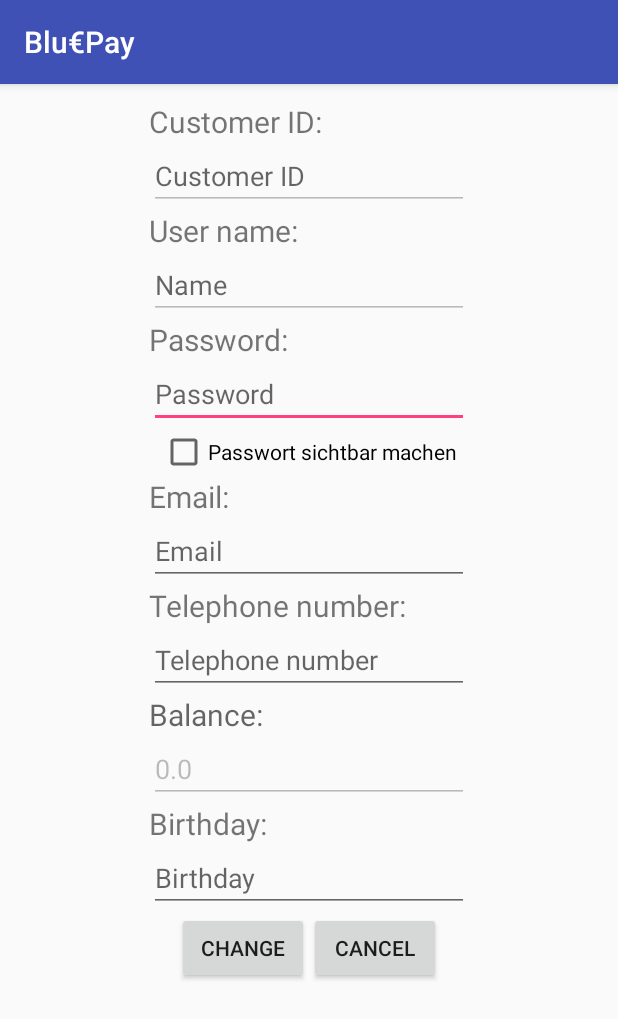
After one commit to ngoctho141/Bezahlsystem, an Android app: the AccountSettingActivity screen opened directly, with no data from a screen before it, on a phone screen of 412 x 824 dp. The commit adds this screen. Shown: the top 1019 px of the screen. Run offline under Robolectric (Android 15) with nearby library versions, the phone set to English and light mode, and no system bars; libraries missing offline, so code that uses them is left out: com.paypal.android.

Commit message:
implements change user infos

```diff
--- a/Android App/bluepayApp/bluePay/app/src/main/AndroidManifest.xml
+++ b/Android App/bluepayApp/bluePay/app/src/main/AndroidManifest.xml
@@ -15,7 +15,8 @@
         android:roundIcon="@mipmap/ic_launcher_round"
         android:supportsRtl="true"
         android:theme="@style/AppTheme">
-        <activity android:name=".PaymentDetails"></activity>
+        <activity android:name=".AccountSettingActivity"></activity>
+        <activity android:name=".PaymentDetails" />
         <activity android:name=".AufladenActivity" />
         <activity
             android:name=".LoginActivity"
--- /dev/null
+++ b/Android App/bluepayApp/bluePay/app/src/main/java/com/example/maddin/bluepay/AccountSettingActivity.java
@@ -0,0 +1,102 @@
+package com.example.maddin.bluepay;
+
+import android.content.Intent;
+import android.support.v7.app.AppCompatActivity;
+import android.os.Bundle;
+import android.text.method.PasswordTransformationMethod;
+import android.view.View;
+import android.widget.Button;
+import android.widget.CheckBox;
+import android.widget.EditText;
+import android.widget.Toast;
+
+public class AccountSettingActivity extends AppCompatActivity {
+    String tmp;
+    private EditText customerID;
+    private EditText userName;
+    private EditText password;
+    private EditText email;
+    private EditText telNumber;
+    private EditText balance;
+    private EditText birthday;
+    private CheckBox visibility;
+    private Button cancel;
+    private static Data data;
+
+    private Button change;
+
+    @Override
+    protected void onCreate(Bundle savedInstanceState) {
+        super.onCreate(savedInstanceState);
+        setContentView(R.layout.activity_account_setting);
+
+        customerID = findViewById(R.id.acc_id);
+        userName = findViewById(R.id.acc_name);
+        password = findViewById(R.id.acc_password);
+        email = findViewById(R.id.acc_email);
+        telNumber = findViewById(R.id.acc_tel);
+        balance = findViewById(R.id.acc_balance);
+        birthday = findViewById(R.id.acc_birthday);
+        visibility = findViewById(R.id.visibility);
+        change = findViewById(R.id.btn_change);
+        cancel = findViewById(R.id.btn_cancel);
+
+        data = MainActivity.getData();
+        customerID.setText(data.getUserID());
+        userName.setText(data.getUsername());
+        password.setText(data.getPassword());
+        email.setText(data.getEmail());
+        telNumber.setText(data.getTelNumber());
+        balance.setText(data.getValue() + "");
+        birthday.setText(data.getBirthday());
+
+        visibility.setOnClickListener(new View.OnClickListener() {
+            @Override
+            public void onClick(View v) {
+                if(visibility.isChecked()) password.setTransformationMethod(null);
+                else password.setTransformationMethod(new PasswordTransformationMethod());
+            }
+        });
+
+        change.setOnClickListener(new View.OnClickListener(){
+            @Override
+            public void onClick(View view) {
+                Thread thread = new Thread(){
+                        public void run(){
+                        Network_Connection con = Network_Connection.getInstance();
+                        tmp = con.postConnection("command=UpdateInfo&password="
+                                + password.getText().toString()
+                                + "&email=" + email.getText().toString()
+                                + "&telefon=" + telNumber.getText().toString()
+                                + "&geburtsdatum=" + birthday.getText().toString());
+
+                    }
+                };
+                thread.start();
+                try{
+                    thread.join();
+                } catch (InterruptedException e){
+                    e.printStackTrace();
+                }
+
+                if(tmp.equals("") || tmp.substring(0, 2).equals("-1")){
+                    Toast.makeText(AccountSettingActivity.this, "Update unsuccessfully", Toast.LENGTH_LONG).show();
+                } else {
+                    Toast.makeText(AccountSettingActivity.this, "Update successfully", Toast.LENGTH_LONG).show();
+                    data.setPassword(password.getText().toString());
+                    data.setEmail(password.getText().toString());
+                    data.setBirthday(password.getText().toString());
+                    data.setTelNumber(password.getText().toString());
+                    startActivity(new Intent(AccountSettingActivity.this, MainActivity.class));
+                }
+            }
+        });
+
+        cancel.setOnClickListener(new View.OnClickListener(){
+            @Override
+            public void onClick(View view) {
+                startActivity(new Intent(AccountSettingActivity.this, MainActivity.class));
+            }
+        });
+    }
+}
--- a/Android App/bluepayApp/bluePay/app/src/main/java/com/example/maddin/bluepay/Data.java
+++ b/Android App/bluepayApp/bluePay/app/src/main/java/com/example/maddin/bluepay/Data.java
@@ -3,8 +3,12 @@ package com.example.maddin.bluepay;
 import android.util.Log;
 
 public class Data {
+    private String userID;
     private String username;
     private String password;
+    private String telNumber;
+    private String birthday;
+    private String email;
     private String name;
     private String street;
     private String city;
@@ -34,11 +38,16 @@ public class Data {
     }
 
     public String getUsername() {
-        return name;
+        return username;
     }
 
     public String getPassword() {
         return password;
+    }
+
+    void setPassword(String password)
+    {
+            this.password = password;
     }
 
     public double getValue() { return value; }
@@ -55,4 +64,40 @@ public class Data {
         city = t;
         country = c;
     }
+
+    public String getUserID() {
+        return userID;
+    }
+
+    public void setUserID(String userID) {
+        this.userID = userID;
+    }
+
+    public String getTelNumber() {
+        return telNumber;
+    }
+
+    public void setTelNumber(String telNumber) {
+        this.telNumber = telNumber;
+    }
+
+    public String getBirthday() {
+        return birthday;
+    }
+
+    public void setBirthday(String birthday) {
+        this.birthday = birthday;
+    }
+
+    public void setUsername(String username) {
+        this.username = username;
+    }
+
+    public String getEmail() {
+        return email;
+    }
+
+    public void setEmail(String email) {
+        this.email = email;
+    }
 }
--- /dev/null
+++ b/Android App/bluepayApp/bluePay/app/src/main/res/layout/activity_account_setting.xml
@@ -0,0 +1,189 @@
+<?xml version="1.0" encoding="utf-8"?>
+<RelativeLayout xmlns:android="http://schemas.android.com/apk/res/android"
+    xmlns:app="http://schemas.android.com/apk/res-auto"
+    xmlns:tools="http://schemas.android.com/tools"
+    android:layout_width="match_parent"
+    android:layout_height="match_parent"
+    tools:context=".AccountSettingActivity">
+
+    <TextView
+        android:id="@+id/tv_id"
+        android:layout_width="wrap_content"
+        android:layout_height="wrap_content"
+        android:layout_above="@+id/acc_id"
+        android:layout_alignLeft="@+id/acc_id"
+        android:layout_alignStart="@+id/acc_id"
+        android:text="Customer ID:"
+        android:textSize="20sp"/>
+
+    <EditText
+        android:id="@+id/acc_id"
+        android:layout_width="wrap_content"
+        android:layout_height="wrap_content"
+        android:layout_above="@+id/tv_name"
+        android:layout_alignLeft="@+id/tv_name"
+        android:layout_alignStart="@+id/tv_name"
+        android:layout_centerHorizontal="true"
+        android:ems="10"
+        android:hint="Customer ID"
+        android:enabled="false"
+        android:singleLine="true" />
+
+    <TextView
+        android:id="@+id/tv_name"
+        android:layout_width="wrap_content"
+        android:layout_height="wrap_content"
+        android:layout_above="@+id/acc_name"
+        android:layout_alignLeft="@+id/acc_name"
+        android:text="User name:"
+        android:textSize="20sp"/>
+
+    <EditText
+        android:id="@+id/acc_name"
+        android:layout_width="wrap_content"
+        android:layout_height="wrap_content"
+        android:layout_above="@+id/tv_password"
+        android:layout_centerHorizontal="true"
+        android:ems="10"
+        android:hint="Name"
+        android:enabled="false"
+        android:singleLine="true"
+        />
+
+
+    <TextView
+        android:id="@+id/tv_password"
+        android:layout_width="wrap_content"
+        android:layout_height="wrap_content"
+        android:layout_above="@+id/acc_password"
+        android:layout_alignLeft="@+id/acc_password"
+        android:text="Password:"
+        android:textSize="20sp"/>
+
+    <EditText
+        android:id="@+id/acc_password"
+        android:layout_width="wrap_content"
+        android:layout_height="wrap_content"
+        android:layout_above="@+id/visibility"
+        android:layout_centerHorizontal="true"
+        android:ems="10"
+        android:hint="Password"
+        android:inputType="textPassword"
+        android:singleLine="true"
+        />
+
+    <CheckBox
+        android:id="@+id/visibility"
+        android:layout_width="wrap_content"
+        android:layout_height="wrap_content"
+        android:layout_centerHorizontal="true"
+        android:layout_above="@+id/tv_email"
+        android:text="@string/login_visibility" />
+
+    <TextView
+        android:id="@+id/tv_email"
+        android:layout_width="wrap_content"
+        android:layout_height="wrap_content"
+        android:layout_alignLeft="@+id/acc_email"
+        android:layout_above="@+id/acc_email"
+        android:text="Email:"
+        android:textSize="20sp"
+        />
+
+    <EditText
+        android:id="@+id/acc_email"
+        android:layout_width="wrap_content"
+        android:layout_height="wrap_content"
+        android:layout_above="@+id/tv_tel"
+        android:layout_centerHorizontal="true"
+        android:ems="10"
+        android:hint="Email"
+        android:singleLine="true"/>
+
+
+    <TextView
+        android:id="@+id/tv_tel"
+        android:layout_width="wrap_content"
+        android:layout_height="wrap_content"
+        android:layout_above="@+id/acc_tel"
+        android:layout_alignLeft="@+id/acc_tel"
+        android:text="Telephone number:"
+        android:textSize="20sp"
+        />
+
+    <EditText
+        android:id="@+id/acc_tel"
+        android:layout_width="wrap_content"
+        android:layout_height="wrap_content"
+        android:layout_centerHorizontal="true"
+        android:layout_centerVertical="true"
+        android:ems="10"
+        android:hint="Telephone number"
+        android:singleLine="true"
+        />
+
+
+    <TextView
+        android:id="@+id/tv_balance"
+        android:layout_width="wrap_content"
+        android:layout_height="wrap_content"
+        android:layout_below="@+id/acc_tel"
+        android:layout_alignLeft="@+id/acc_balance"
+        android:hint="Balance:"
+        android:textSize="20sp"
+        />
+
+    <EditText
+        android:id="@+id/acc_balance"
+        android:layout_width="wrap_content"
+        android:layout_height="wrap_content"
+        android:layout_below="@+id/tv_balance"
+        android:layout_centerHorizontal="true"
+        android:ems="10"
+        android:hint="Balance"
+        android:singleLine="true"
+        android:enabled="false"
+        />
+
+
+    <TextView
+        android:id="@+id/tv_birthday"
+        android:layout_width="wrap_content"
+        android:layout_height="wrap_content"
+        android:layout_below="@+id/acc_balance"
+        android:layout_alignLeft="@+id/acc_birthday"
+        android:text="Birthday:"
+        android:textSize="20sp"
+        />
+
+    <EditText
+        android:id="@+id/acc_birthday"
+        android:layout_width="wrap_content"
+        android:layout_height="wrap_content"
+        android:layout_below="@+id/tv_birthday"
+        android:layout_centerHorizontal="true"
+        android:ems="10"
+        android:hint="Birthday"
+        android:singleLine="true"/>
+
+<LinearLayout
+    android:layout_width="wrap_content"
+    android:layout_height="wrap_content"
+    android:layout_below="@+id/acc_birthday"
+    android:layout_centerHorizontal="true">
+    <Button
+        android:id="@+id/btn_change"
+        android:layout_width="wrap_content"
+        android:layout_height="wrap_content"
+        android:layout_centerHorizontal="true"
+        android:text="Change"
+        />
+    <Button
+        android:id="@+id/btn_cancel"
+        android:layout_width="wrap_content"
+        android:layout_height="wrap_content"
+        android:layout_centerHorizontal="true"
+        android:text="Cancel"
+        />
+</LinearLayout>
+</RelativeLayout>
```
Also changed, not shown: Android App/bluepayApp/bluePay/app/src/main/java/com/example/maddin/bluepay/LoginActivity.java (+9 -2 lines), Android App/bluepayApp/bluePay/app/src/main/java/com/example/maddin/bluepay/MainActivity.java (+45 -0 lines), Android App/bluepayApp/bluePay/app/src/main/res/layout/activity_aufladen.xml (+11 -8 lines), Android App/bluepayApp/bluePay/app/src/main/res/layout/activity_main.xml (+11 -1 lines), 4 other files.
